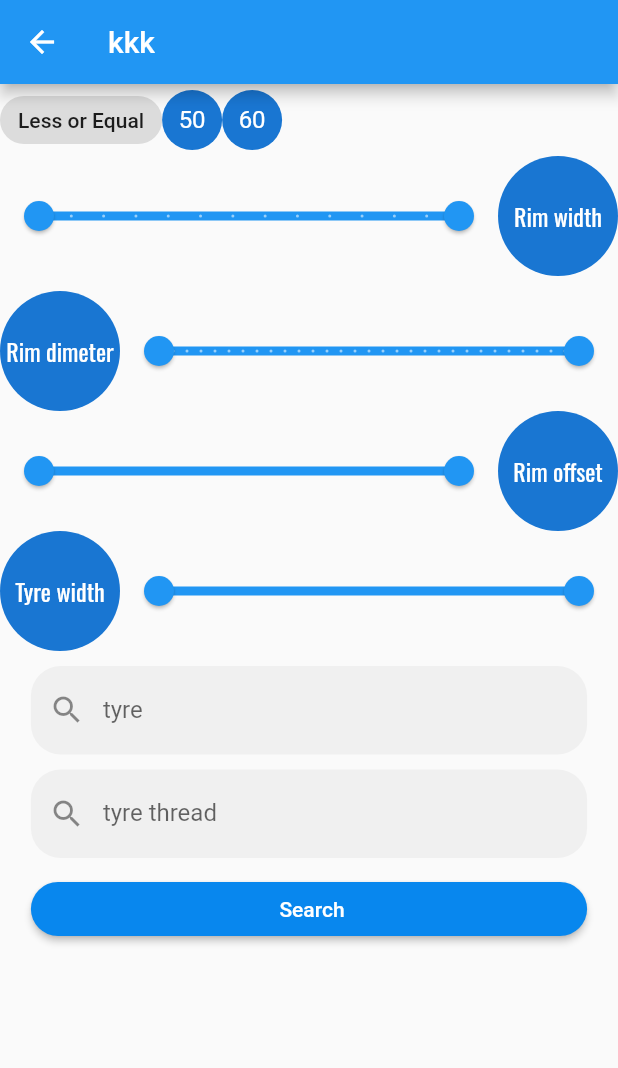
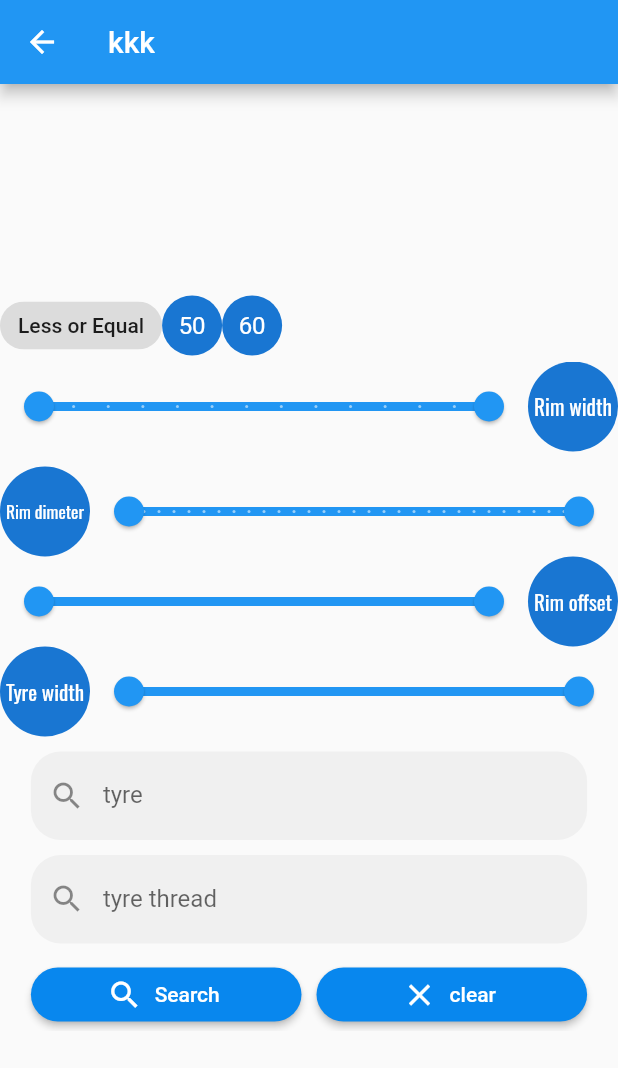
Before and after one commit to farmanullahQAU/parameters_app, a Flutter app: the SearchView screen opened directly, on a phone screen of 412 x 824 dp. Shown: the top 1068 px of the screen. Run offline on Flutter 3.47's test engine with Material 2 defaults, Android fonts, the phone set to English and light mode, and no system bars; our stand-ins replace animated_splash_screen, bot_toast, flutter_svg, font_awesome_flutter, get, google_fonts and 1 more; missing offline and left inert: flutter_share_me.

Commit message:
seached filter added

```diff
--- a/lib/screens/favourite/favorites.dart
+++ b/lib/screens/favourite/favorites.dart
@@ -18,7 +18,7 @@ class FavoriteView extends StatelessWidget {
             itemBuilder: (context,index){
     final _tyreModel=controller.tyresList[index];
 
-            return HomeView().addStack(_tyreModel,index);
+            return HomeViewCard(tyreModel:_tyreModel,index:index);
           }),
     );
   }
--- a/lib/screens/search/serach_view.dart
+++ b/lib/screens/search/serach_view.dart
@@ -1,18 +1,13 @@
-import 'package:bot_toast/bot_toast.dart';
 import 'package:flutter/material.dart';
-import 'package:flutter/material.dart';
-import 'package:font_awesome_flutter/font_awesome_flutter.dart';
 import 'package:get/get.dart';
-import 'package:parametric_market_app/components/image_avatar.dart';
 import 'package:parametric_market_app/constants/constants.dart';
 import 'package:parametric_market_app/constants/text_styles.dart';
 import 'package:parametric_market_app/models/tyre_model.dart';
-import 'package:parametric_market_app/screens/details_view/details_view.dart';
+import 'package:parametric_market_app/screens/home/home_controller.dart';
+import 'package:parametric_market_app/screens/home/home_view.dart';
 
-import '../../components/dropdown_form_field.dart';
 import '../../components/mybutton.dart';
 import '../../components/text_field.dart';
-import '../home/home_controller.dart';
 
 
 
@@ -26,8 +21,29 @@ class SearchView extends GetView<SearchViewController> {
       appBar: AppBar(title: Text("kkk"),),
       body: Center(
         child: SingleChildScrollView(
+
+
+          child:
+          Obx(()=>
+             controller.isSearching.isTrue?
+
+             controller.availableSearched.isEmpty?
+             Text("no data available"):
+
+             ListView.builder(
+               shrinkWrap: true,
+
+               itemCount: controller.availableSearched.length,
+               itemBuilder: (context,index){
+
+               final model=controller.availableSearched[index];
+
+               return HomeViewCard(tyreModel: model, index: index);
+             },):
+
+
+            SizedBox(
               child: Column(
-            mainAxisAlignment: MainAxisAlignment.start,
                 children: [
 
 
@@ -81,6 +97,8 @@ class SearchView extends GetView<SearchViewController> {
                 )
 
                 ],
+              ),
+            )
           ),
         ),
       ),
@@ -237,12 +255,47 @@ class SearchView extends GetView<SearchViewController> {
 
 class SearchViewController extends GetxController{
 
+  List<TyreModel> get availableSearched=>Get.find<HomeController>().tyresList.where((model) =>model.wheel.rimWidth
+
+  >=currentRimWidthRangeValues.value.start&&model.wheel.rimWidth<=
+
+  currentRimWidthRangeValues.value.end
+
+
+   ).toList();
+    final isSearching=false.obs;
+
   @override
   void onInit() {
-
+initSliders();
     _initRimOffsetValues();
     _currentRimOffsetValue=rimOffsetValues[0].obs;
     super.onInit();
+  }
+
+  initSliders(){
+
+
+   currentRimWidthRangeValues =  const RangeValues(rimWidthMinimum,rimWidthMaximum).obs;
+   currentDimeterRangeValues=   const RangeValues(rimDimeterMinimum,rimDimeterMaximum).obs;
+
+   currentRimOffsetRangeValues =   const RangeValues(rimOffsetMinimum,rimOffsetMaximum).obs;
+
+
+   currentTyreWidthRangeValues =  const RangeValues(tyreWidthMinimum,tyreWidthMaximum).obs;
+
+  }
+   restSlider(){
+
+
+   currentRimWidthRangeValues.value=  const RangeValues(rimWidthMinimum,rimWidthMaximum);
+   currentDimeterRangeValues.value=   const RangeValues(rimDimeterMinimum,rimDimeterMaximum);
+
+   currentRimOffsetRangeValues.value=   const RangeValues(rimOffsetMinimum,rimOffsetMaximum);
+
+
+   currentTyreWidthRangeValues.value =  const RangeValues(tyreWidthMinimum,tyreWidthMaximum);
+
   }
 
    final RxDouble? _currentRimWidthIndex=4.0.obs;
@@ -254,13 +307,13 @@ class SearchViewController extends GetxController{
 
    set currentRimDimeter(int? dimeter)=>_currentRimDimeter?.value=dimeter!;
 
-  final currentRimWidthRangeValues =  const RangeValues(rimWidthMinimum,rimWidthMaximum).obs;
-  final currentDimeterRangeValues =  const RangeValues(rimDimeterMinimum,rimDimeterMaximum).obs;
+  late final Rx<RangeValues> currentRimWidthRangeValues ;
+  late final Rx<RangeValues>  currentDimeterRangeValues  ;
 
-  final currentRimOffsetRangeValues =  const RangeValues(rimOffsetMinimum,rimOffsetMaximum).obs;
+  late final Rx<RangeValues>  currentRimOffsetRangeValues ;
 
 
-  final currentTyreWidthRangeValues =  const RangeValues(tyreWidthMinimum,tyreWidthMaximum).obs;
+  late final Rx<RangeValues>  currentTyreWidthRangeValues;
 
 
    late final RxDouble? _currentRimOffsetValue;
@@ -279,11 +332,11 @@ _initRimOffsetValues(){
 }
 
 }
-class AddSlioder extends StatelessWidget {
+class AddSlioder extends GetView<SearchViewController> {
 
 
 
-final _controller=Get.find<SearchViewController>();
+final controller=Get.find<SearchViewController>();
 
    AddSlioder({Key? key}) : super(key: key);
 
@@ -291,7 +344,6 @@ final _controller=Get.find<SearchViewController>();
   Widget build(BuildContext context) {
     return SingleChildScrollView(
       child: SizedBox(
-        height:Get.height,
         child: Column(
           mainAxisAlignment: MainAxisAlignment.start,
           children: [
@@ -302,17 +354,17 @@ final _controller=Get.find<SearchViewController>();
                 flex: 1,
                   child: Obx(()=>
                      RangeSlider(
-                              values: _controller.currentRimWidthRangeValues.value,
+                              values: controller.currentRimWidthRangeValues.value,
                              max: rimWidthMaximum,
                              min: rimWidthMinimum,
                         divisions: rimWidthMaximum.toInt(),
                               labels: RangeLabels(
-                             _controller.     currentRimWidthRangeValues.value.start.round().toString(),
-                           _controller.       currentRimWidthRangeValues.value.end.round().toString(),
+                             controller.     currentRimWidthRangeValues.value.start.round().toString(),
+                           controller.       currentRimWidthRangeValues.value.end.round().toString(),
                               ),
                               onChanged: (RangeValues values) {
 
-                               _controller.   currentRimWidthRangeValues.value = values;
+                               controller.   currentRimWidthRangeValues.value = values;
 
                                print(values);
 
@@ -333,18 +385,18 @@ final _controller=Get.find<SearchViewController>();
                   Flexible(flex: 1,
                     child: Obx(()=>
                      RangeSlider(
-                              values: _controller.currentDimeterRangeValues.value,
+                              values: controller.currentDimeterRangeValues.value,
 
                         divisions:rimDimeterMaximum.toInt(),
                         max:rimDimeterMaximum,
                         min: rimDimeterMinimum,
                               labels: RangeLabels(
-                             _controller.     currentDimeterRangeValues.value.start.round().toString(),
-                           _controller.       currentDimeterRangeValues.value.end.round().toString(),
+                             controller.     currentDimeterRangeValues.value.start.round().toString(),
+                           controller.       currentDimeterRangeValues.value.end.round().toString(),
                               ),
                               onChanged: (RangeValues values) {
 
-                               _controller.   currentDimeterRangeValues.value = values;
+                               controller.   currentDimeterRangeValues.value = values;
 
                                print(values);
 
@@ -363,17 +415,17 @@ final _controller=Get.find<SearchViewController>();
 
                  flex: 1,
                  child: RangeSlider(
-                          values: _controller.currentRimOffsetRangeValues.value,
+                          values: controller.currentRimOffsetRangeValues.value,
                          max: rimOffsetMaximum,
                          min: -170,
                   divisions: rimOffsetMaximum.toInt(),
                           labels: RangeLabels(
-                         _controller.     currentRimOffsetRangeValues.value.start.round().toString(),
-                       _controller.       currentRimOffsetRangeValues.value.end.round().toString(),
+                         controller.     currentRimOffsetRangeValues.value.start.round().toString(),
+                       controller.       currentRimOffsetRangeValues.value.end.round().toString(),
                           ),
                           onChanged: (RangeValues values) {
 
-                           _controller.   currentRimOffsetRangeValues.value = values;
+                           controller.   currentRimOffsetRangeValues.value = values;
 
                            print(values);
 
@@ -396,18 +448,18 @@ final _controller=Get.find<SearchViewController>();
                Flexible(
                  flex: 1,
                  child: RangeSlider(
-                              values: _controller.currentTyreWidthRangeValues.value,
+                              values: controller.currentTyreWidthRangeValues.value,
                              max: tyreWidthMaximum,
                   divisions: tyreWidthMaximum.toInt(),
 
                   min: tyreWidthMinimum,
                               labels: RangeLabels(
-                             _controller.     currentTyreWidthRangeValues.value.start.round().toString(),
-                           _controller.       currentTyreWidthRangeValues.value.end.round().toString(),
+                             controller.     currentTyreWidthRangeValues.value.start.round().toString(),
+                           controller.       currentTyreWidthRangeValues.value.end.round().toString(),
                               ),
                               onChanged: (RangeValues values) {
 
-                               _controller.   currentTyreWidthRangeValues.value = values;
+                               controller.   currentTyreWidthRangeValues.value = values;
 
                                print(values);
 
@@ -447,14 +499,38 @@ final _controller=Get.find<SearchViewController>();
                         SizedBox(height: 10,),
 
 
-                        Flexible(
+                        SizedBox(
+                          width: Get.width*0.9,
+                          child: Row(
+                            children: [
+
+                          Expanded(
                             child: Container(
 
-                            width: Get.width*0.9,
-                            child: MyButton(buttonText: "Search", onTap:(){
+                              child: MyButton(
+                                icon: Icon(Icons.search),
+
+                                buttonText: "Search", onTap:(){
+                                  controller.isSearching.value=true;
 
 
                               } ),
+                            ),
+                          ),
+                          SizedBox(width: 10,),
+                              Expanded(
+                                child: Container(
+
+                                  child: MyButton(
+                                    icon: Icon(Icons.clear),
+                                    buttonText: "clear", onTap:(){
+
+                                controller.restSlider();
+
+                                  } ),
+                                ),
+                              ),
+                            ],
                           ),
                         )
 
@@ -468,7 +544,7 @@ final _controller=Get.find<SearchViewController>();
      return Flexible(
                     flex: 0,
                     child: CircleAvatar(
-                      radius: 40,
+                      radius: 30,
 
                       child: Padding(
                         padding: EdgeInsets.all(4),
```
Also changed, not shown: lib/components/home_card.dart (deleted, +0 -24 lines), lib/screens/home/home_view.dart (+82 -71 lines). Lines whose indentation alone changed are shown as unchanged.
